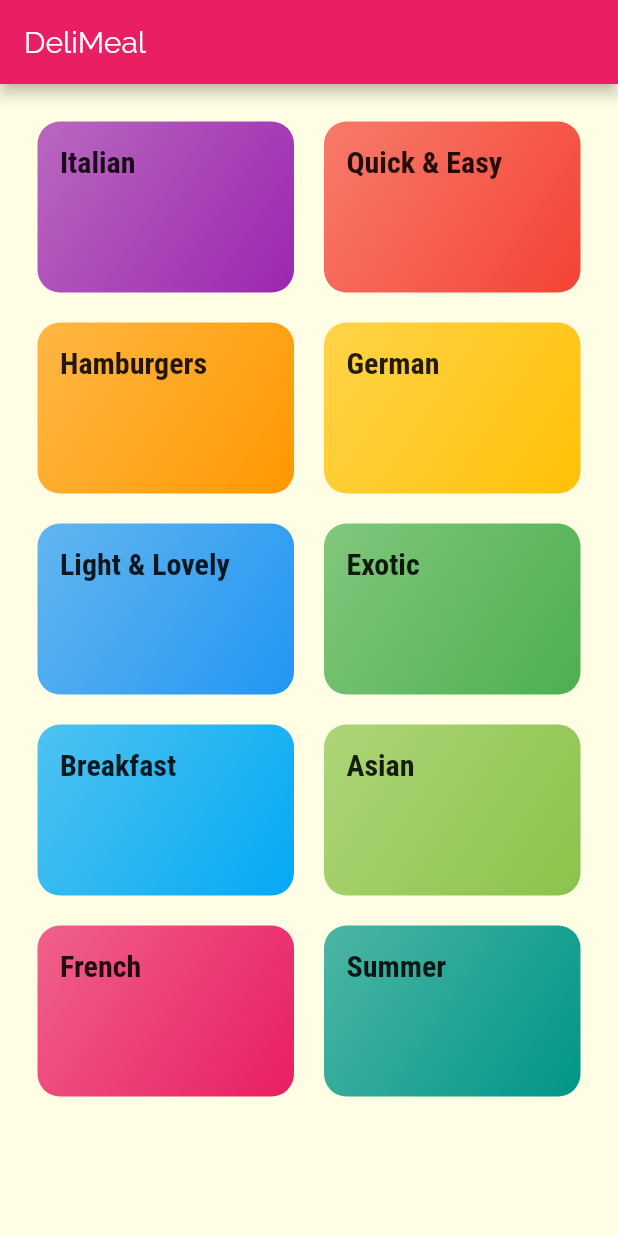
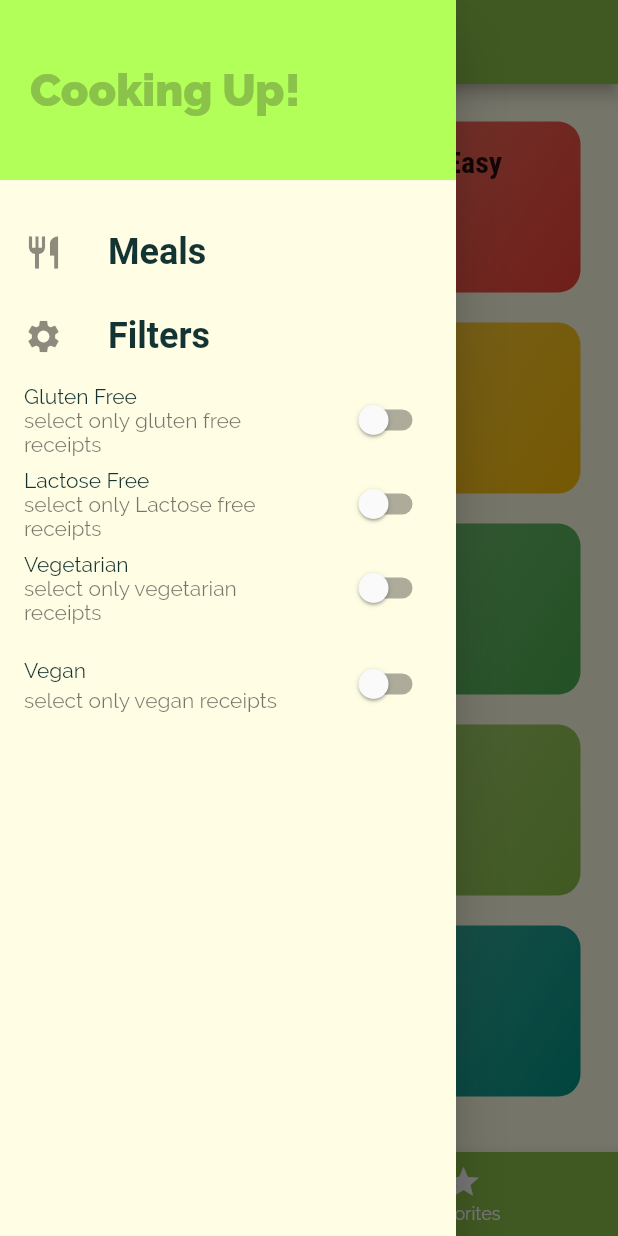
Before and after one commit to udrepo/recipes_app, a Flutter app: the screen it shows after launch, with the side drawer open (before the commit the screen has no drawer), on a phone screen of 412 x 824 dp. Run offline on Flutter 3.47's test engine with Material 2 defaults, Android fonts, the phone set to English and light mode, and no system bars; Roboto replaces fonts that are missing (RobotoCondenced).

Commit message:
added favorites

```diff
--- a/lib/main.dart
+++ b/lib/main.dart
@@ -1,23 +1,74 @@
 import 'package:flutter/material.dart';
+import 'package:meals_app/data.dart';
+import 'package:meals_app/models/meal.dart';
 import 'package:meals_app/screens/categories_screen.dart';
 import 'package:meals_app/screens/category_screen.dart';
-
+import 'package:meals_app/screens/filters_screen.dart';
 
 import 'package:meals_app/screens/meal_details_screen.dart';
+import 'package:meals_app/screens/tabs_screen.dart';
 
 void main() => runApp(MyApp());
 
-class MyApp extends StatelessWidget {
+class MyApp extends StatefulWidget {
+  @override
+  _MyAppState createState() => _MyAppState();
+}
+
+class _MyAppState extends State<MyApp> {
+  Map<String, bool> _filters = {
+    'gluten': false,
+    'lactose': false,
+    'vegan': false,
+    'vegetarian': false
+  };
+
+  List<Meal> _availableMeals = MEALS;
+  List<Meal> _favoriteMeals = [];
+
+  void _setFilters(Map<String, bool> filterData) {
+    setState(() {
+      _filters = filterData;
+      _availableMeals = MEALS.where((element) {
+        if (_filters['gluten'] && !element.isGlutenFree) return false;
+        if (_filters['lactose'] && !element.isLactoseFree) return false;
+        if (_filters['vegan'] && !element.isVegan) return false;
+        if (_filters['vegetarian'] && !element.isVegetarian) return false;
+        return true;
+      }).toList();
+    });
+  }
+
+  void _toggleFavorite(String mealId) {
+    final existingIndex = _favoriteMeals.indexWhere((element) => mealId == element.id);
+    if(existingIndex >= 0){
+      setState(() {
+        _favoriteMeals.removeAt(existingIndex);
+      });
+    }else{
+      setState(() {
+        _favoriteMeals.add(MEALS.firstWhere((element) => mealId == element.id));
+      });
+    }
+  }
+
+  bool _isMealFavorite(String id){
+return _favoriteMeals.any((element) => element.id == id);
+  }
+
   @override
   Widget build(BuildContext context) {
     return MaterialApp(
       title: 'DeliMeals',
       theme: ThemeData(
-        primarySwatch: Colors.pink,
-        accentColor: Colors.amber,
+        primarySwatch: Colors.lightGreen,
+        accentColor: Colors.lightGreenAccent,
         canvasColor: Color.fromRGBO(255, 254, 229, 1),
         fontFamily: 'Raleway',
-        textTheme: ThemeData.light().textTheme.copyWith(
+        textTheme: ThemeData
+            .light()
+            .textTheme
+            .copyWith(
             body1: TextStyle(
               color: Color.fromRGBO(20, 51, 51, 1),
             ),
@@ -31,14 +82,18 @@ class MyApp extends StatelessWidget {
             )),
       ),
       // home: CategoriesScreen(),
-      initialRoute: '/', // default is '/'
+      initialRoute: '/',
+      // default is '/'
       routes: {
-        '/': (ctx) => CategoriesScreen(),
-        CategoryScreen.routeName: (ctx) => CategoryScreen(),
-        MealDetailsScreen.routeName: (ctx) => MealDetailsScreen(),
+        '/': (ctx) => TabsScreen(_favoriteMeals),
+        CategoryScreen.routeName: (ctx) => CategoryScreen(_availableMeals),
+        MealDetailsScreen.routeName: (ctx) => MealDetailsScreen(_toggleFavorite, _isMealFavorite),
+        FiltersScreen.routeName: (ctx) => FiltersScreen(_setFilters, _filters)
       },
       onUnknownRoute: (settings) {
-        return MaterialPageRoute(builder: (ctx) => CategoriesScreen(),);
+        return MaterialPageRoute(
+          builder: (ctx) => CategoriesScreen(),
+        );
       },
     );
   }
--- a/lib/screens/categories_screen.dart
+++ b/lib/screens/categories_screen.dart
@@ -6,11 +6,7 @@ import '../widgets/category_item.dart';
 class CategoriesScreen extends StatelessWidget {
   @override
   Widget build(BuildContext context) {
-    return Scaffold(
-      appBar: AppBar(
-        title: const Text('DeliMeal'),
-      ),
-      body: GridView(
+    return GridView(
       padding: const EdgeInsets.all(25),
       children: CATEGORIES
           .map(
@@ -27,7 +23,6 @@ class CategoriesScreen extends StatelessWidget {
         crossAxisSpacing: 20,
         mainAxisSpacing: 20,
       ),
-      ),
     );
   }
 }
--- a/lib/screens/tabs_screen.dart
+++ b/lib/screens/tabs_screen.dart
@@ -0,0 +1,74 @@
+import 'package:flutter/material.dart';
+import 'package:meals_app/models/meal.dart';
+import 'package:meals_app/widgets/main_drawer.dart';
+
+import './favorites_screen.dart';
+import './categories_screen.dart';
+
+class TabsScreen extends StatefulWidget {
+  final List<Meal> favoriteMeals;
+
+
+  TabsScreen(this.favoriteMeals);
+
+  @override
+  _TabsScreenState createState() => _TabsScreenState();
+}
+
+class _TabsScreenState extends State<TabsScreen> {
+   List<Map<String, Object>> _pages;
+
+   @override
+   void initState(){
+     _pages = [
+       {
+         'page': CategoriesScreen(),
+         'title': 'Categories',
+       },
+       {
+         'page': FavoritesScreen(widget.favoriteMeals),
+         'title': 'Your Favorite',
+       },
+     ];
+     super.initState();
+   }
+
+  int _selectedPageIndex = 0;
+
+  void _selectPage(int index) {
+    setState(() {
+      _selectedPageIndex = index;
+    });
+  }
+
+  @override
+  Widget build(BuildContext context) {
+    return Scaffold(
+      appBar: AppBar(
+        title: Text(_pages[_selectedPageIndex]['title']),
+      ),
+      drawer: MainDrawer(),
+      body: _pages[_selectedPageIndex]['page'],
+      bottomNavigationBar: BottomNavigationBar(
+        onTap: _selectPage,
+        backgroundColor: Theme.of(context).primaryColor,
+        unselectedItemColor: Colors.white,
+        selectedItemColor: Theme.of(context).accentColor,
+        currentIndex: _selectedPageIndex,
+        // type: BottomNavigationBarType.fixed,
+        items: [
+          BottomNavigationBarItem(
+            backgroundColor: Theme.of(context).primaryColor,
+            icon: Icon(Icons.category),
+            title: Text('Categories'),
+          ),
+          BottomNavigationBarItem(
+            backgroundColor: Theme.of(context).primaryColor,
+            icon: Icon(Icons.star),
+            title: Text('Favorites'),
+          ),
+        ],
+      ),
+    );
+  }
+}
--- /dev/null
+++ b/lib/widgets/main_drawer.dart
@@ -0,0 +1,100 @@
+import 'package:flutter/material.dart';
+import 'package:meals_app/screens/filters_screen.dart';
+
+class MainDrawer extends StatefulWidget {
+  @override
+  _MainDrawerState createState() => _MainDrawerState();
+}
+
+class _MainDrawerState extends State<MainDrawer> {
+  var _glutenFree = false;
+
+  var _vegetarian = false;
+
+  var _vegan = false;
+
+  var _lactoseFree = false;
+
+  Widget _buildSwitchListTile(
+      String title, String description, bool currentValue, Function update) {
+    return SwitchListTile(
+        title: Text(title),
+        value: currentValue,
+        subtitle: Text(description),
+        onChanged: update);
+  }
+
+  Widget buildListTile(String title, IconData iconData, Function tapHandler) {
+    return ListTile(
+        leading: Icon(
+          iconData,
+          size: 26,
+        ),
+        title: Text(
+          title,
+          style: TextStyle(
+              fontFamily: 'RobotoCondenced',
+              fontSize: 24,
+              fontWeight: FontWeight.w700),
+        ),
+        onTap: tapHandler);
+  }
+
+  @override
+  Widget build(BuildContext context) {
+    return Drawer(
+      child: Column(
+        children: <Widget>[
+          Container(
+            height: 120,
+            width: double.infinity,
+            padding: EdgeInsets.all(20),
+            alignment: Alignment.centerLeft,
+            color: Theme.of(context).accentColor,
+            child: Text(
+              'Cooking Up!',
+              style: TextStyle(
+                  fontWeight: FontWeight.w900,
+                  fontSize: 30,
+                  color: Theme.of(context).primaryColor),
+            ),
+          ),
+          SizedBox(
+            height: 20,
+          ),
+          buildListTile('Meals', Icons.restaurant, () {
+            Navigator.of(context).pushReplacementNamed('/');
+          }),
+          buildListTile('Filters', Icons.settings, () {
+            Navigator.of(context).pushReplacementNamed(FiltersScreen.routeName);
+          }),
+              Expanded(
+                  child: ListView(
+                    children: <Widget>[
+                      _buildSwitchListTile('Gluten Free', 'select only gluten free receipts', _glutenFree, (newValue){
+                        setState(() {
+                          _glutenFree = newValue;
+                        });
+                      }),
+                      _buildSwitchListTile('Lactose Free', 'select only Lactose free receipts', _lactoseFree, (newValue){
+                        setState(() {
+                          _lactoseFree = newValue;
+                        });
+                      }),
+                      _buildSwitchListTile('Vegetarian', 'select only vegetarian receipts', _vegetarian, (newValue){
+                        setState(() {
+                          _vegetarian = newValue;
+                        });
+                      }),
+                      _buildSwitchListTile('Vegan', 'select only vegan receipts', _vegan, (newValue){
+                        setState(() {
+                          _vegan = newValue;
+                        });
+                      })
+                    ],
+                  ))
+            ],
+      ),
+    );
+  }
+}
```
Also changed, not shown: lib/screens/category_screen.dart (+48 -17 lines), lib/screens/favorites_screen.dart (added, +29 -0 lines), lib/screens/filters_screen.dart (added, +111 -0 lines), lib/screens/meal_details_screen.dart (+10 -0 lines), lib/widgets/meal_item.dart (+9 -5 lines). Lines whose indentation alone changed are shown as unchanged.
